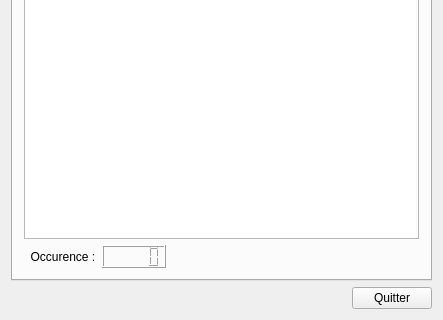
Before: the Qt Designer form IHM/textfinder/textfinder.ui in standujar/M1Miage, drawn with Qt 5; both pictures show x 0 to 443 and y 202 to 522 of the 443 by 522 pixel window.
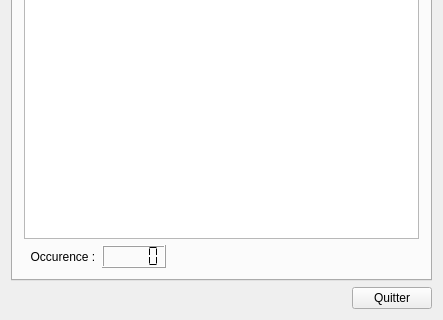
After: the same form once the commit is applied.

Commit message: minor - Flat lcd

Patch:
```diff
--- a/IHM/textfinder/textfinder.ui
+++ b/IHM/textfinder/textfinder.ui
@@ -136,7 +136,11 @@
               </widget>
              </item>
              <item row="0" column="1">
-              <widget class="QLCDNumber" name="lcdNumber"/>
+              <widget class="QLCDNumber" name="lcdNumber">
+               <property name="segmentStyle">
+                <enum>QLCDNumber::Flat</enum>
+               </property>
+              </widget>
              </item>
              <item row="0" column="2">
               <spacer name="horizontalSpacer_2">
```
The commit also changes 4 other files.
